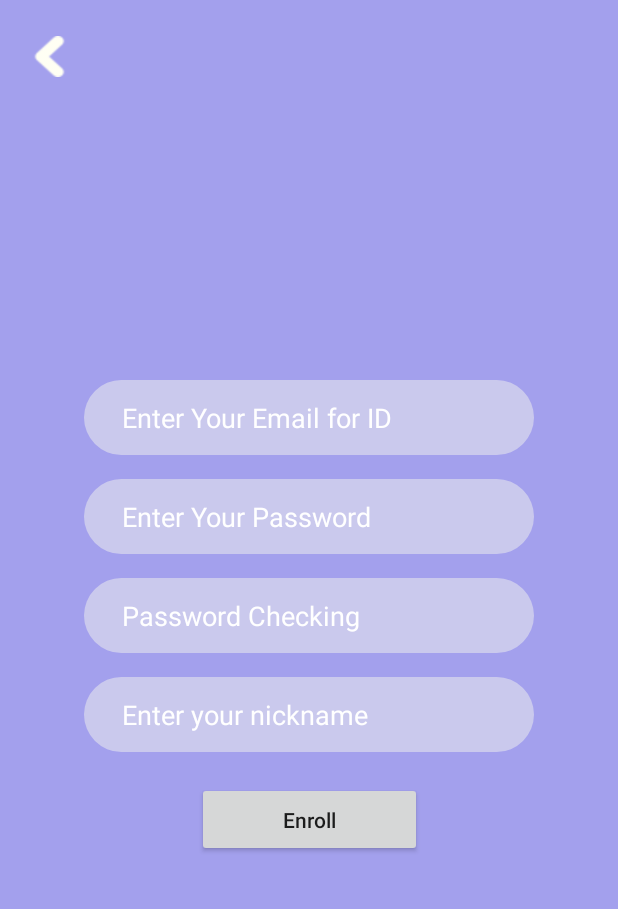
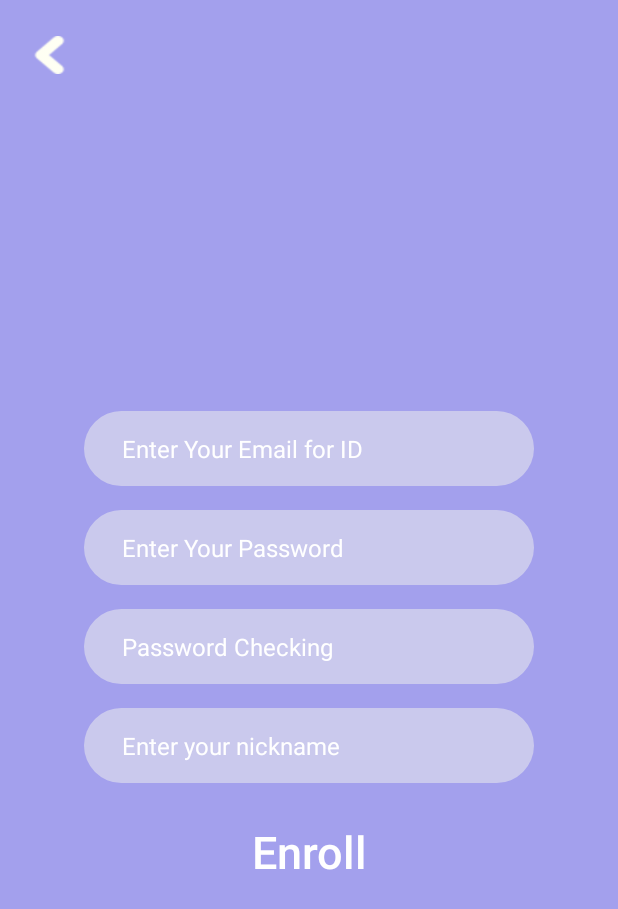
Before and after one commit to soomin0328/Graduation_Project, an Android app: the SignUp screen opened directly, with no data from a screen before it, on a phone screen of 412 x 824 dp. Shown: the top 909 px of the screen. Run offline under Robolectric (Android 15) with nearby library versions, the phone set to English and light mode, and no system bars; our stand-ins replace Firebase (no records; nobody signed in at launch, a user with empty details on screens opened directly); Roboto replaces fonts that are not available here; 1 statement that could not run was skipped.

Commit message:
Change Design

```diff
--- a/app/src/main/AndroidManifest.xml
+++ b/app/src/main/AndroidManifest.xml
@@ -29,7 +29,7 @@
         </activity>
         <activity
             android:name=".SplashActivity"
-            android:theme="@style/SplashTheme">
+            android:screenOrientation="portrait">
             <intent-filter>
 
                 <action android:name="android.intent.action.MAIN" />
--- a/app/src/main/java/com/neurosky/algo_sdk_sample/SignUp.java
+++ b/app/src/main/java/com/neurosky/algo_sdk_sample/SignUp.java
@@ -6,6 +6,7 @@ package com.neurosky.algo_sdk_sample;
 
 
 import android.content.Intent;
+import android.graphics.Typeface;
 import android.os.Bundle;
 import android.support.annotation.NonNull;
 import android.support.v7.app.AppCompatActivity;
@@ -37,6 +38,7 @@ public class SignUp extends AppCompatActivity {
 
         back = (Button) findViewById(R.id.backButton);
         enroll = (Button) findViewById(R.id.loginlButton);
+        enroll.setTypeface(Typeface.createFromAsset(getAssets(),"fonts/MILKYWAY.TTF"));
 
         idText = (EditText) findViewById(R.id.emailInput);
         pwText = (EditText) findViewById(R.id.passwordInput);
--- a/app/src/main/res/drawable/background_splash.xml
+++ /dev/null
@@ -1,14 +0,0 @@
-<?xml version="1.0" encoding="UTF-8"?>
-
-<layer-list xmlns:android="http://schemas.android.com/apk/res/android">
-
-    <item android:drawable="@color/colorSplash" />
-    <item>
-
-        <bitmap
-            android:gravity="center"
-            android:src="@drawable/brainwave" />
-
-    </item>
-
-</layer-list>
--- a/app/src/main/res/layout/activity_main.xml
+++ b/app/src/main/res/layout/activity_main.xml
@@ -30,7 +30,7 @@
             android:layout_marginTop="8dp"
             android:text="APP NAME"
             android:textColor="#fffff3"
-            android:textSize="55dp"
+            android:textSize="50dp"
             app:layout_constraintEnd_toEndOf="parent"
             app:layout_constraintStart_toStartOf="parent"
             app:layout_constraintTop_toTopOf="parent" />
@@ -51,6 +51,7 @@
             android:paddingLeft="25dp"
             android:textColorHint="#ffffff"
             android:textColor="#4C4C4C"
+            android:textSize="16dp"
             app:layout_constraintEnd_toEndOf="parent"
             app:layout_constraintStart_toStartOf="parent"
             app:layout_constraintTop_toBottomOf="@+id/loginTv" />
@@ -71,6 +72,7 @@
             android:paddingLeft="25dp"
             android:textColorHint="#ffffff"
             android:textColor="#4C4C4C"
+            android:textSize="16dp"
             app:layout_constraintEnd_toEndOf="parent"
             app:layout_constraintStart_toStartOf="parent"
             app:layout_constraintTop_toBottomOf="@+id/emailInput" />
--- a/app/src/main/res/layout/activity_signup.xml
+++ b/app/src/main/res/layout/activity_signup.xml
@@ -1,6 +1,7 @@
 <?xml version="1.0" encoding="utf-8"?>
 <android.support.constraint.ConstraintLayout xmlns:android="http://schemas.android.com/apk/res/android"
     xmlns:app="http://schemas.android.com/apk/res-auto"
+    xmlns:tools="http://schemas.android.com/tools"
     android:layout_width="match_parent"
     android:layout_height="match_parent"
     android:background="#A3A0ED">
@@ -12,24 +13,28 @@
         android:layout_marginEnd="8dp"
         android:layout_marginStart="8dp"
         android:layout_marginTop="8dp"
+        android:focusable="true"
+        android:focusableInTouchMode="true"
         app:layout_constraintBottom_toBottomOf="parent"
         app:layout_constraintEnd_toEndOf="parent"
         app:layout_constraintStart_toStartOf="parent"
         app:layout_constraintTop_toTopOf="parent"
-        android:focusable="true"
-        android:focusableInTouchMode="true">
+        app:layout_constraintVertical_bias="0.55">
 
         <Button
             android:id="@+id/loginlButton"
-            android:layout_width="150dp"
-            android:layout_height="50dp"
+            style="@style/Widget.AppCompat.Button.Borderless"
+            android:layout_width="wrap_content"
+            android:layout_height="wrap_content"
             android:layout_below="@+id/userNickname"
             android:layout_centerHorizontal="true"
             android:layout_marginEnd="8dp"
             android:layout_marginStart="8dp"
-            android:layout_marginTop="20dp"
+            android:layout_marginTop="15dp"
             android:text="Enroll"
             android:textAllCaps="false"
+            android:textColor="#ffffff"
+            android:textSize="30dp"
             app:layout_constraintEnd_toEndOf="parent"
             app:layout_constraintStart_toStartOf="parent"
             app:layout_constraintTop_toBottomOf="@+id/userNickname" />
@@ -44,10 +49,11 @@
             android:layout_marginStart="8dp"
             android:layout_marginTop="16dp"
             android:background="@drawable/edittext_back"
+            android:hint="Enter your nickname"
+            android:paddingLeft="25dp"
+            android:textColor="#4C4C4C"
             android:textColorHint="#ffffff"
-            android:textColor="#4C4C4C"
-            android:paddingLeft="25dp"
-            android:hint="Enter your nickname"
+            android:textSize="16dp"
             app:layout_constraintEnd_toEndOf="parent"
             app:layout_constraintStart_toStartOf="parent"
             app:layout_constraintTop_toBottomOf="@+id/passwordCheck" />
@@ -62,11 +68,12 @@
             android:layout_marginStart="8dp"
             android:layout_marginTop="16dp"
             android:background="@drawable/edittext_back"
-            android:textColorHint="#ffffff"
-            android:textColor="#4C4C4C"
-            android:paddingLeft="25dp"
             android:hint="Password Checking"
             android:inputType="textPassword"
+            android:paddingLeft="25dp"
+            android:textColor="#4C4C4C"
+            android:textColorHint="#ffffff"
+            android:textSize="16dp"
             app:layout_constraintEnd_toEndOf="parent"
             app:layout_constraintStart_toStartOf="parent"
             app:layout_constraintTop_toBottomOf="@+id/passwordInput" />
@@ -81,12 +88,13 @@
             android:layout_marginStart="8dp"
             android:layout_marginTop="16dp"
             android:background="@drawable/edittext_back"
-            android:textColorHint="#ffffff"
-            android:textColor="#4C4C4C"
-            android:paddingLeft="25dp"
             android:ems="10"
             android:hint="Enter Your Password"
             android:inputType="textPassword"
+            android:paddingLeft="25dp"
+            android:textColor="#4C4C4C"
+            android:textColorHint="#ffffff"
+            android:textSize="16dp"
             app:layout_constraintEnd_toEndOf="parent"
             app:layout_constraintStart_toStartOf="parent"
             app:layout_constraintTop_toBottomOf="@+id/emailInput" />
@@ -99,12 +107,13 @@
             android:layout_marginEnd="8dp"
             android:layout_marginStart="8dp"
             android:background="@drawable/edittext_back"
-            android:textColorHint="#ffffff"
-            android:textColor="#4C4C4C"
-            android:paddingLeft="25dp"
             android:ems="10"
             android:hint="Enter Your Email for ID"
             android:inputType="textEmailAddress"
+            android:paddingLeft="25dp"
+            android:textColor="#4C4C4C"
+            android:textColorHint="#ffffff"
+            android:textSize="16dp"
             app:layout_constraintEnd_toEndOf="parent"
             app:layout_constraintHorizontal_bias="0.0"
             app:layout_constraintStart_toStartOf="parent"
@@ -114,7 +123,7 @@
     <Button
         android:id="@+id/backButton"
         android:layout_width="31dp"
-        android:layout_height="27dp"
+        android:layout_height="25dp"
         android:layout_alignParentStart="true"
         android:layout_alignParentTop="true"
         android:layout_marginStart="3dp"
@@ -124,4 +133,5 @@
         app:layout_constraintHorizontal_bias="0.037"
         app:layout_constraintStart_toStartOf="parent"
         app:layout_constraintTop_toTopOf="parent" />
+
 </android.support.constraint.ConstraintLayout>
--- a/app/src/main/res/values/colors.xml
+++ b/app/src/main/res/values/colors.xml
@@ -3,7 +3,7 @@
     <color name="colorPrimary">#3F51B5</color>
     <color name="colorPrimaryDark">#303F9F</color>
     <color name="colorAccent">#FF4081</color>
-    <color name="colorSplash">#FFFFFF</color>
+    <color name="colorSplash">#A3A0ED</color>
     <color name="black">#000000</color>
     <color name="pink">#fdd5ff</color>
     <color name="sky">#caebfd</color>
--- a/app/src/main/res/values/styles.xml
+++ b/app/src/main/res/values/styles.xml
@@ -13,10 +13,7 @@
 
     </style>
 
-    <style name="SplashTheme" parent="Theme.AppCompat.NoActionBar">
-        <item name="android:windowBackground">@drawable/background_splash</item>
+    <style name="LoginTheme" parent="Theme.AppCompat.Light.NoActionBar">
     </style>
 
-    <style name="LoginTheme" parent="Theme.AppCompat.Light.NoActionBar">
-    </style>
 </resources>
```
Also changed, not shown: app/src/main/java/com/neurosky/algo_sdk_sample/MainActivity.java (+31 -0 lines), app/src/main/java/com/neurosky/algo_sdk_sample/SplashActivity.java (+22 -11 lines), app/src/main/res/layout/activity_splash.xml (added, +17 -0 lines), app/src/main/res/drawable/email.png (deleted), app/src/main/res/drawable/splash.png (added).
